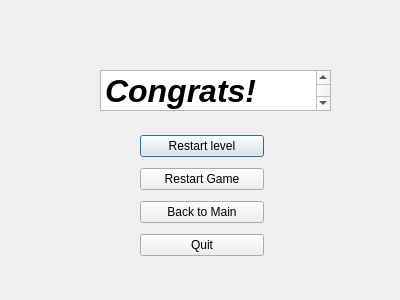
This is src/win_scene_gs3.ui in AlexSze/comp2012h-spaceinvader as Qt 5 draws it before an edit. The edited form follows.
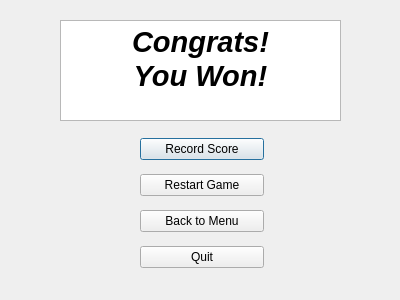
This is the edited form.

Commit message: completed default action for recording score, scoreboard.csv will be generated in program folder by default

What changed in the file:
```diff
--- a/src/win_scene_gs3.ui
+++ b/src/win_scene_gs3.ui
@@ -16,18 +16,19 @@
   <widget class="QTextBrowser" name="textBrowser">
    <property name="geometry">
     <rect>
-     <x>100</x>
-     <y>70</y>
-     <width>231</width>
-     <height>41</height>
+     <x>60</x>
+     <y>20</y>
+     <width>281</width>
+     <height>101</height>
     </rect>
    </property>
    <property name="html">
     <string>&lt;!DOCTYPE HTML PUBLIC &quot;-//W3C//DTD HTML 4.0//EN&quot; &quot;http://www.w3.org/TR/REC-html40/strict.dtd&quot;&gt;
 &lt;html&gt;&lt;head&gt;&lt;meta name=&quot;qrichtext&quot; content=&quot;1&quot; /&gt;&lt;style type=&quot;text/css&quot;&gt;
 p, li { white-space: pre-wrap; }
-&lt;/style&gt;&lt;/head&gt;&lt;body style=&quot; font-family:'MS Shell Dlg 2'; font-size:7.8pt; font-weight:400; font-style:normal;&quot;&gt;
-&lt;p style=&quot; margin-top:0px; margin-bottom:0px; margin-left:0px; margin-right:0px; -qt-block-indent:0; text-indent:0px;&quot;&gt;&lt;span style=&quot; font-family:'.AppleSystemUIFont'; font-size:24pt; font-weight:600; font-style:italic;&quot;&gt;Congrats! You Won!&lt;/span&gt;&lt;/p&gt;&lt;/body&gt;&lt;/html&gt;</string>
+&lt;/style&gt;&lt;/head&gt;&lt;body style=&quot; font-family:'Cantarell'; font-size:11pt; font-weight:400; font-style:normal;&quot;&gt;
+&lt;p align=&quot;center&quot; style=&quot; margin-top:0px; margin-bottom:0px; margin-left:0px; margin-right:0px; -qt-block-indent:0; text-indent:0px;&quot;&gt;&lt;span style=&quot; font-family:'.AppleSystemUIFont'; font-size:22pt; font-weight:600; font-style:italic;&quot;&gt;Congrats!&lt;/span&gt;&lt;/p&gt;
+&lt;p align=&quot;center&quot; style=&quot; margin-top:0px; margin-bottom:0px; margin-left:0px; margin-right:0px; -qt-block-indent:0; text-indent:0px;&quot;&gt;&lt;span style=&quot; font-family:'.AppleSystemUIFont'; font-size:22pt; font-weight:600; font-style:italic;&quot;&gt;You Won!&lt;/span&gt;&lt;/p&gt;&lt;/body&gt;&lt;/html&gt;</string>
    </property>
   </widget>
   <widget class="QWidget" name="layoutWidget">
@@ -36,14 +37,14 @@
      <x>140</x>
      <y>130</y>
      <width>124</width>
-     <height>135</height>
+     <height>147</height>
     </rect>
    </property>
    <layout class="QVBoxLayout" name="verticalLayout">
     <item>
      <widget class="QPushButton" name="pushButton_restart_level">
       <property name="text">
-       <string>Restart level</string>
+       <string>Record Score</string>
       </property>
      </widget>
     </item>
@@ -57,7 +58,7 @@
     <item>
      <widget class="QPushButton" name="pushButton_backToMain">
       <property name="text">
-       <string>Back to Main</string>
+       <string>Back to Menu</string>
       </property>
      </widget>
     </item>
```
Left out of the diff: 6 changed lines with no effect on the pictures. The commit also changes 7 other files.
